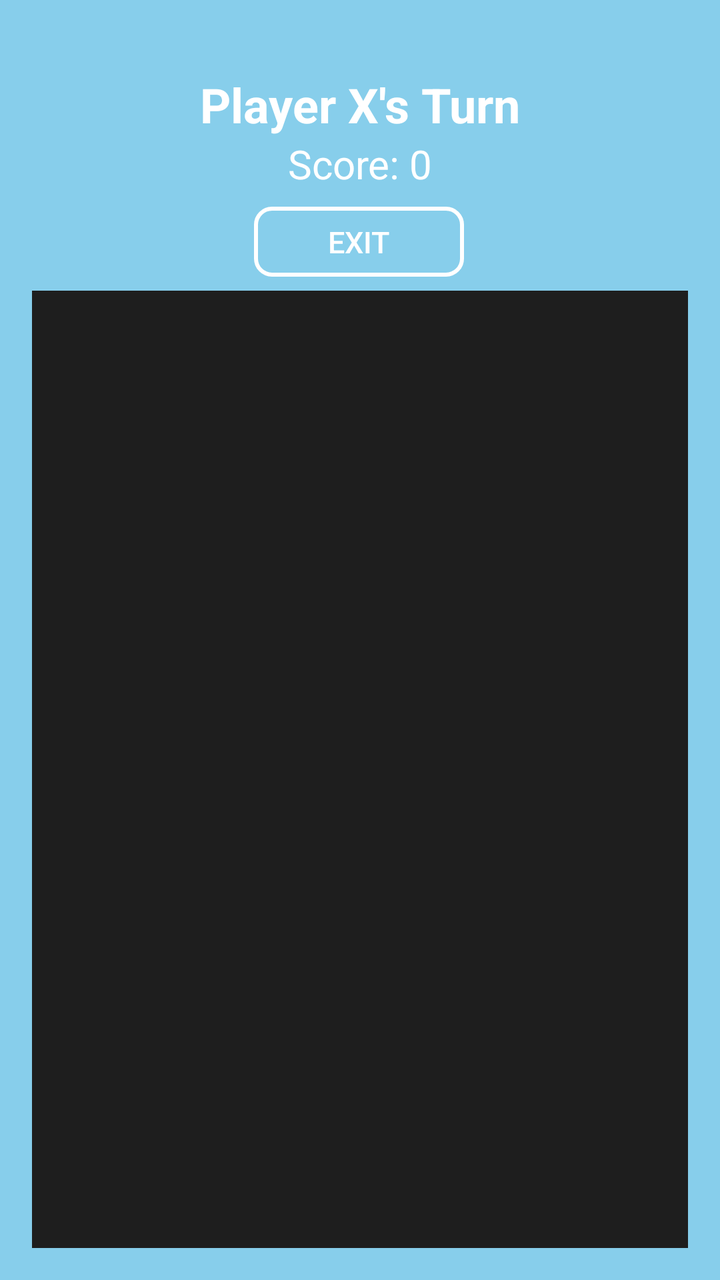
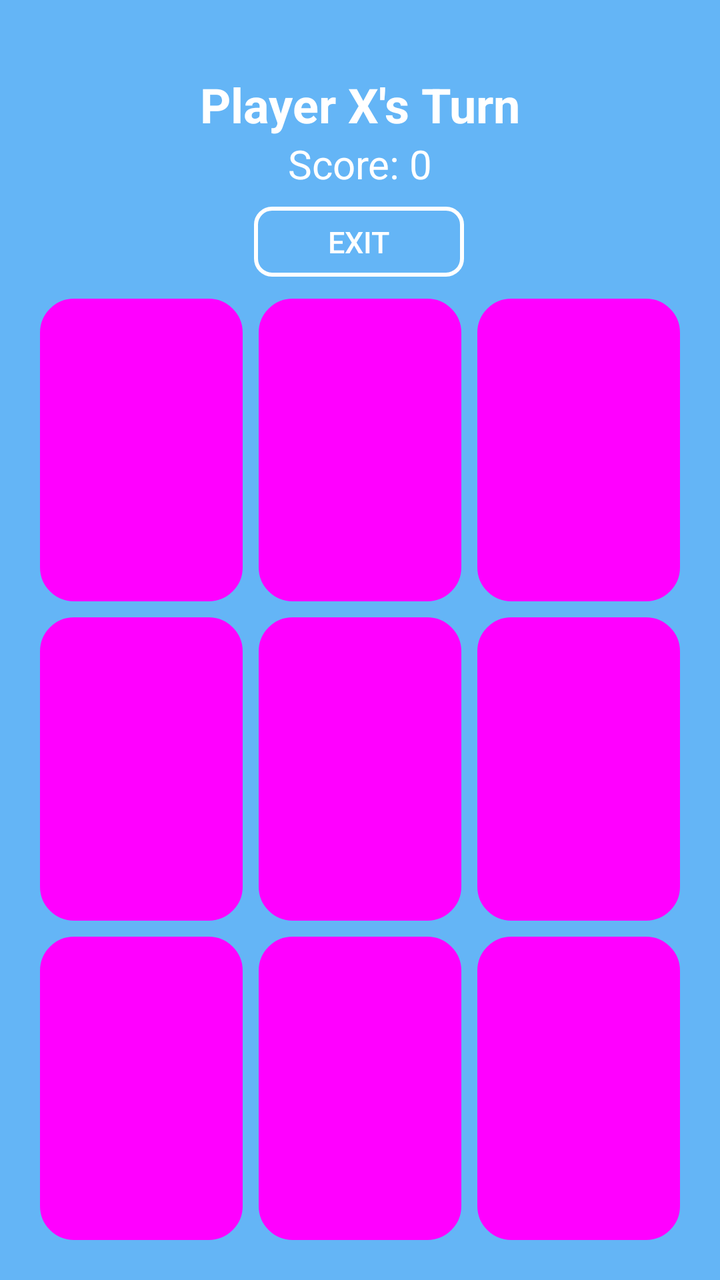

Screens rendered from an Android XML layout before and after an edit, with the pre-edit source and the edit as a unified diff.
<!-- AndroidManifest.xml: application theme Theme.AppCompat.Light.DarkActionBar -->
<!-- res/layout/activity_tictactoe.xml -->
<?xml version="1.0" encoding="utf-8"?>
<androidx.constraintlayout.widget.ConstraintLayout xmlns:android="http://schemas.android.com/apk/res/android"
    xmlns:app="http://schemas.android.com/apk/res-auto"
    xmlns:tools="http://schemas.android.com/tools"
    android:layout_width="match_parent"
    android:layout_height="match_parent"
    android:padding="16dp"
    tools:context=".TicTacToeActivity"
    android:background="@color/sky_blue"> 

    
    <TextView
        android:id="@+id/statusTextView"
        android:layout_width="wrap_content"
        android:layout_height="wrap_content"
        android:text="Player X's Turn"
        android:textSize="24sp"
        android:fontFamily="font/roboto_regular"
        android:textColor="@android:color/white"
    android:layout_marginTop="20dp"
    android:layout_marginBottom="20dp"
    android:layout_marginStart="16dp"
    android:layout_marginEnd="16dp"
    android:gravity="center"
    android:textStyle="bold"
    app:layout_constraintTop_toTopOf="parent"
    app:layout_constraintStart_toStartOf="parent"
    app:layout_constraintEnd_toEndOf="parent"/>

    
    <TextView
        android:id="@+id/scoreTextView"
        android:layout_width="wrap_content"
        android:layout_height="wrap_content"
        android:text="Score: 0"
        android:textSize="20sp"
        android:fontFamily="font/roboto_regular"
        android:textColor="@android:color/white"
    android:layout_marginBottom="20dp"
    android:gravity="center"
    app:layout_constraintTop_toBottomOf="@id/statusTextView"
    app:layout_constraintStart_toStartOf="parent"
    app:layout_constraintEnd_toEndOf="parent"/>

    
    <GridLayout
        android:id="@+id/gridLayout"
        android:layout_width="match_parent"
        android:layout_height="0dp"
        android:columnCount="3"
        android:orientation="horizontal"
        android:layout_marginTop="50dp"
        app:layout_constraintTop_toBottomOf="@id/scoreTextView"
        app:layout_constraintStart_toStartOf="parent"
        app:layout_constraintEnd_toEndOf="parent"
        app:layout_constraintBottom_toBottomOf="parent"
        android:background="#1e1e1e">

        <Button
            android:id="@+id/button0"
            style="@style/tictactoe_button"
            android:textColor="@color/sky_blue" />

        <Button
            android:id="@+id/button1"
            style="@style/tictactoe_button"
            android:textColor="@color/sky_blue" />

        <Button
            android:id="@+id/button2"
            style="@style/tictactoe_button"
            android:textColor="@color/sky_blue" />

        <Button
            android:id="@+id/button3"
            style="@style/tictactoe_button"
            android:textColor="@color/sky_blue" />

        <Button
            android:id="@+id/button4"
            style="@style/tictactoe_button"
            android:textColor="@color/sky_blue" />

        <Button
            android:id="@+id/button5"
            style="@style/tictactoe_button"
            android:textColor="@color/sky_blue" />

        <Button
            android:id="@+id/button6"
            style="@style/tictactoe_button"
            android:textColor="@color/sky_blue" />

        <Button
            android:id="@+id/button7"
            style="@style/tictactoe_button"
            android:textColor="@color/sky_blue" />

        <Button
            android:id="@+id/button8"
            style="@style/tictactoe_button"
            android:textColor="@color/sky_blue" />

    </GridLayout>

    
    <Button
        android:id="@+id/exitButton"
        android:layout_width="105dp"
        android:layout_height="35dp"
        android:layout_marginTop="8dp"
        android:background="@drawable/button_border"
        android:onClick="exitGame"
        android:text="Exit"
        android:textColor="@android:color/white"
        android:textSize="15sp"
        app:layout_constraintEnd_toEndOf="parent"
        app:layout_constraintHorizontal_bias="0.498"
        app:layout_constraintStart_toStartOf="parent"
        app:layout_constraintTop_toBottomOf="@id/scoreTextView" />

</androidx.constraintlayout.widget.ConstraintLayout>
<!-- resources referenced by this layout -->
<resources>
  <color name="sky_blue">#FF87CEEB</color>
  <!-- drawable button_border (drawable) -->
  <shape xmlns:android="http://schemas.android.com/apk/res/android">
      
      <solid android:color="@android:color/transparent" />
  
      
      <stroke
          android:width="2dp"
          android:color="@android:color/white" />
  
      
      <corners android:radius="8dp" />
  </shape>
  <style name="tictactoe_button">
          <item name="android:layout_width">0dp</item>
          <item name="android:layout_height">0dp</item>
          <item name="android:layout_rowWeight">1</item>
          <item name="android:layout_columnWeight">1</item>
          <item name="android:textSize">32sp</item>
          <item name="android:background">?android:attr/selectableItemBackground</item>
          <item name="android:textColor">#000000</item>
      </style>
</resources>

<!-- the commit's change to res/layout/activity_tictactoe.xml (unified diff, before → after) -->
@@ -54,7 +54,7 @@
         app:layout_constraintStart_toStartOf="parent"
         app:layout_constraintEnd_toEndOf="parent"
         app:layout_constraintBottom_toBottomOf="parent"
-        android:background="#1e1e1e">
+        android:background="@color/sky_blue">
 
         <Button
             android:id="@+id/button0"
<!-- resource entries referenced after the edit -->
@@ -1,6 +1,6 @@
 <!-- resources referenced by this layout -->
 <resources>
-  <color name="sky_blue">#FF87CEEB</color>
+  <color name="sky_blue">#FF64B5F6</color>
   <!-- drawable button_border (drawable) -->
   <shape xmlns:android="http://schemas.android.com/apk/res/android">
       
@@ -14,14 +14,38 @@
       
       <corners android:radius="8dp" />
   </shape>
-  <style name="tictactoe_button">
+  <style name="tictactoe_button" parent="TicTacToeButton" />
+  <style name="TicTacToeButton" parent="Widget.Material3.Button">
           <item name="android:layout_width">0dp</item>
           <item name="android:layout_height">0dp</item>
           <item name="android:layout_rowWeight">1</item>
           <item name="android:layout_columnWeight">1</item>
-          <item name="android:textSize">32sp</item>
-          <item name="android:background">?android:attr/selectableItemBackground</item>
-          <item name="android:textColor">#000000</item>
+          <item name="android:layout_margin">4dp</item>
+          <item name="android:background">@drawable/rounded_button_background</item>
+          <item name="android:textColor">@color/vibrant_blue</item>
+          <item name="android:textSize">48sp</item>
+          <item name="android:fontFamily">sans-serif-medium</item>
+          <item name="android:textStyle">bold</item>
+          <item name="android:elevation">4dp</item>
+          <item name="android:gravity">center</item>
+          <item name="android:minHeight">100dp</item>
+          <item name="android:minWidth">100dp</item>
       </style>
+  <!-- drawable rounded_button_background (drawable) -->
+  <?xml version="1.0" encoding="utf-8"?>
+  <ripple xmlns:android="http://schemas.android.com/apk/res/android"
+      android:color="@color/sky_blue">
+      <item>
+          <shape android:shape="rectangle">
+              <corners android:radius="16dp" />
+              <solid android:color="@color/surface" />
+              <stroke android:width="2dp" android:color="@color/pastel_blue" />
+          </shape>
+      </item>
+  </ripple>
+  <color name="vibrant_blue">@color/info</color>
+  <color name="surface">#FFFFFBFE</color>
+  <color name="pastel_blue">#FF90CAF9</color>
+  <color name="info">#FF2196F3</color>
 </resources>
 
